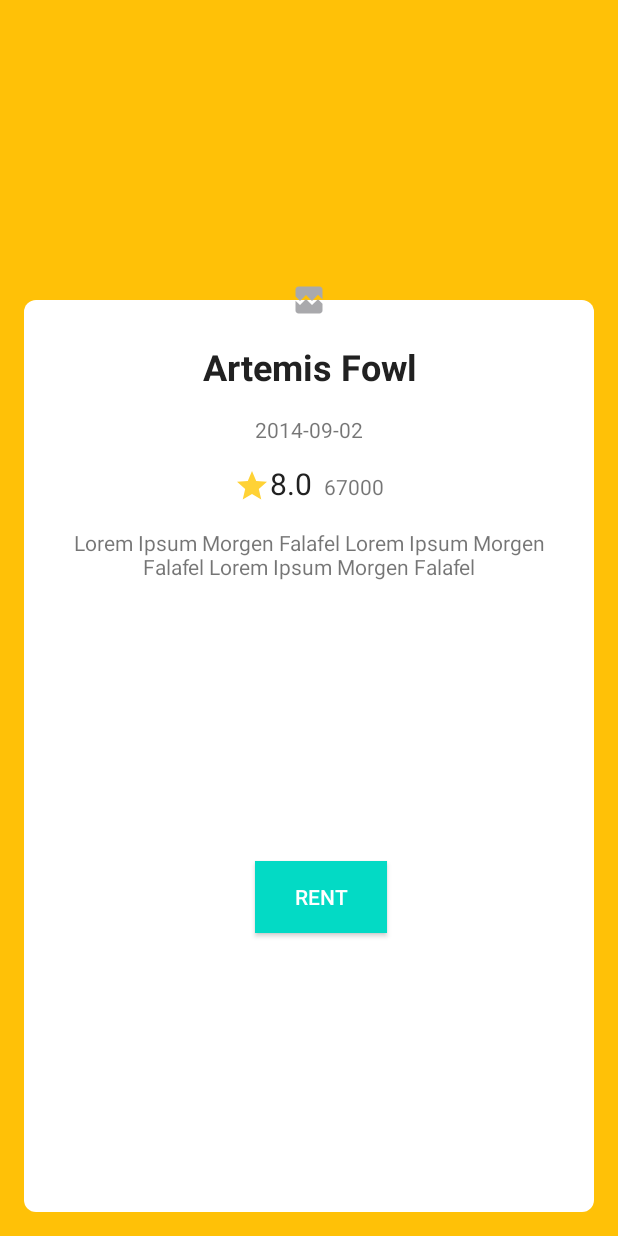
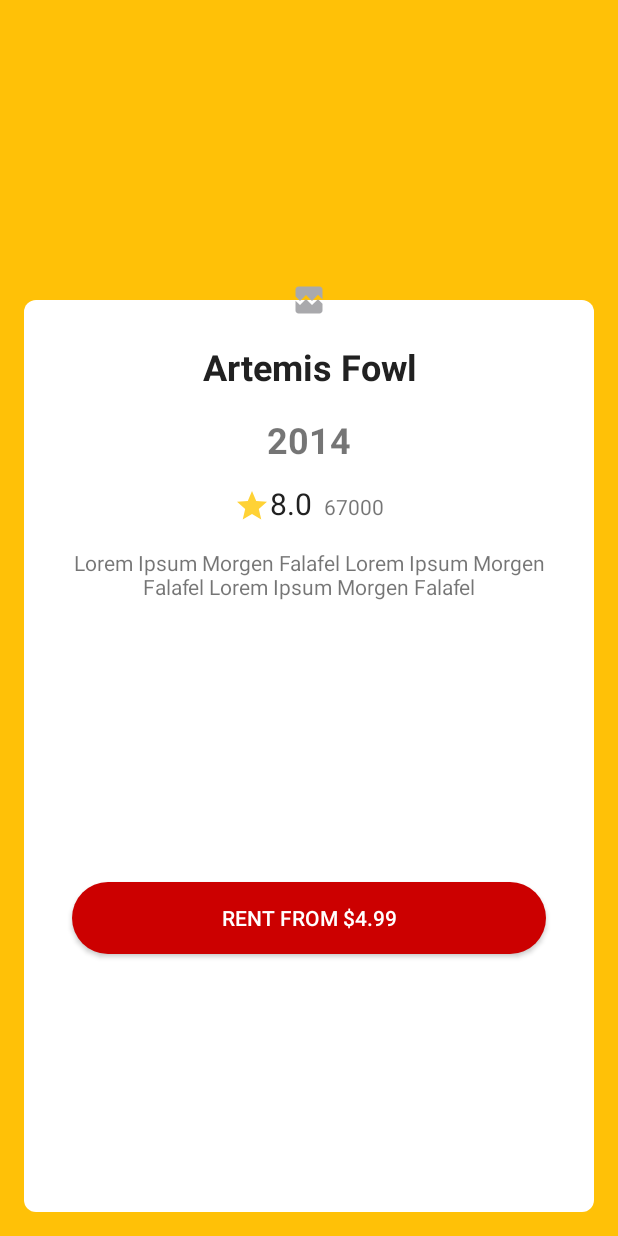
Before and after one commit to ipshitaRB/Flopp, an Android app: the layout fragment_detail.xml on its own in the app's theme, with its tools: preview values and no code run, on a phone screen of 412 x 824 dp. Run offline under Robolectric (Android 15) with nearby library versions, the phone set to English and light mode, and no system bars.

Commit message:
Update Rent Button

```diff
--- /dev/null
+++ b/app/src/main/res/drawable-v24/red_rounded_corners.xml
@@ -0,0 +1,5 @@
+<?xml version="1.0" encoding="utf-8"?>
+<shape xmlns:android="http://schemas.android.com/apk/res/android">
+    <corners android:radius="24dp" />
+    <solid android:color="@android:color/holo_red_dark" />
+</shape>
--- a/app/src/main/res/layout/fragment_detail.xml
+++ b/app/src/main/res/layout/fragment_detail.xml
@@ -69,11 +69,13 @@
                 android:layout_width="wrap_content"
                 android:layout_height="wrap_content"
                 android:layout_marginTop="@dimen/release_margin"
-                android:text="@{movie.releaseDateString}"
+                android:text="@{movie.releaseDateString.substring(0,4)}"
+                android:textSize="24sp"
+                android:textStyle="bold"
                 app:layout_constraintEnd_toEndOf="@+id/whiteImageView"
                 app:layout_constraintStart_toStartOf="@+id/whiteImageView"
                 app:layout_constraintTop_toBottomOf="@+id/title"
-                tools:text="2014-09-02" />
+                tools:text="2014" />
 
             <ImageView
                 android:id="@+id/star"
@@ -128,17 +130,20 @@
 
             <Button
                 android:id="@+id/rentButton"
-                android:layout_width="wrap_content"
+                android:layout_width="0dp"
                 android:layout_height="wrap_content"
-                android:layout_marginTop="16dp"
-                android:layout_marginBottom="16dp"
-                android:background="@color/colorAccent"
+                android:layout_marginStart="32dp"
+                android:layout_marginTop="32dp"
+                android:layout_marginEnd="32dp"
+                android:layout_marginBottom="32dp"
+                android:background="@drawable/red_rounded_corners"
                 android:text="@string/rent"
                 android:textColor="@android:color/white"
                 app:layout_constraintBottom_toBottomOf="@+id/whiteImageView"
-                app:layout_constraintEnd_toEndOf="parent"
+                app:layout_constraintEnd_toEndOf="@+id/whiteImageView"
                 app:layout_constraintStart_toStartOf="@+id/whiteImageView"
-                app:layout_constraintTop_toBottomOf="@+id/overviewText" />
+                app:layout_constraintTop_toBottomOf="@+id/overviewText"
+                app:layout_constraintVertical_bias="0.526" />
 
         </androidx.constraintlayout.widget.ConstraintLayout>
     </ScrollView>
--- a/app/src/main/res/values/strings.xml
+++ b/app/src/main/res/values/strings.xml
@@ -1,10 +1,10 @@
 <resources>
     <string name="app_name">Flopp</string>
-    <string name="api_key">"df6f7e2aa90068ffdfa5ec15adf49219"</string>
+    <string name="api_key">"Your API Key here"</string>
     <string name="movie_poster_image">Movie Poster Image</string>
     <string name="rating_star">Rating star</string>
     <string name="white_background">White Background</string>
     <string name="loading_previous_list">Network unavailable. Loading previous list of movies</string>
     <string name="internet_not_connected">Network unavailable</string>
-    <string name="rent">Rent</string>
+    <string name="rent">Rent from $4.99</string>
 </resources>
```
